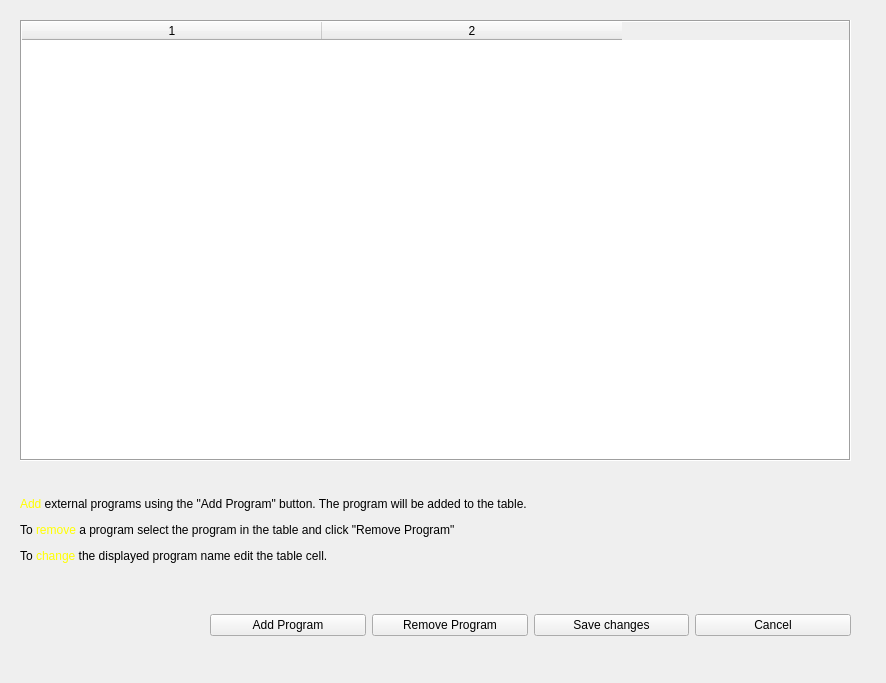
First picture: the form in Dialogs/appdlg.ui, repository towhee/Winnow64, before the edit.
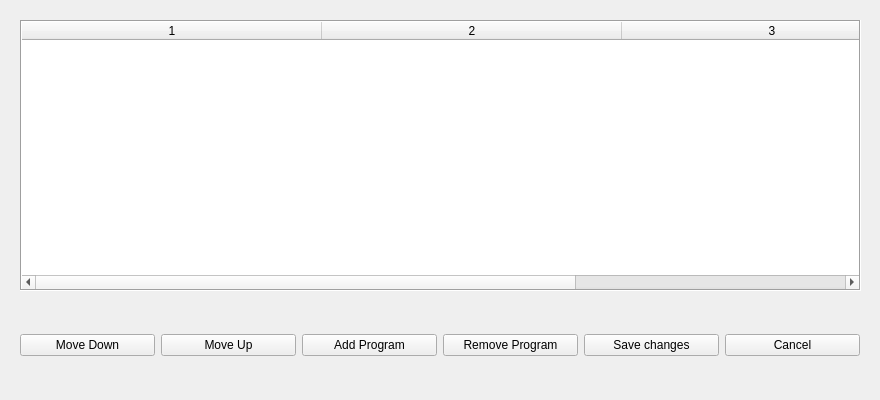
Second picture: the form after the edit.

Commit message: External app manager 1

What changed in the file:
```diff
--- a/Dialogs/appdlg.ui
+++ b/Dialogs/appdlg.ui
@@ -6,8 +6,8 @@
    <rect>
     <x>0</x>
     <y>0</y>
-    <width>886</width>
-    <height>683</height>
+    <width>880</width>
+    <height>400</height>
    </rect>
   </property>
   <property name="windowTitle">
@@ -18,8 +18,8 @@
     <rect>
      <x>20</x>
      <y>20</y>
-     <width>831</width>
-     <height>441</height>
+     <width>841</width>
+     <height>271</height>
     </rect>
    </property>
    <layout class="QHBoxLayout" name="horizontalLayout">
@@ -31,8 +31,11 @@
       <property name="editTriggers">
        <set>QAbstractItemView::AnyKeyPressed|QAbstractItemView::DoubleClicked|QAbstractItemView::EditKeyPressed|QAbstractItemView::SelectedClicked</set>
       </property>
+      <property name="alternatingRowColors">
+       <bool>true</bool>
+      </property>
       <property name="columnCount">
-       <number>2</number>
+       <number>3</number>
       </property>
       <attribute name="horizontalHeaderDefaultSectionSize">
        <number>300</number>
@@ -40,6 +43,13 @@
       <attribute name="verticalHeaderVisible">
        <bool>false</bool>
       </attribute>
+      <attribute name="verticalHeaderDefaultSectionSize">
+       <number>24</number>
+      </attribute>
+      <attribute name="verticalHeaderMinimumSectionSize">
+       <number>24</number>
+      </attribute>
+      <column/>
       <column/>
       <column/>
      </widget>
@@ -49,13 +59,39 @@
   <widget class="QWidget" name="horizontalLayoutWidget_2">
    <property name="geometry">
     <rect>
-     <x>210</x>
-     <y>600</y>
-     <width>641</width>
+     <x>20</x>
+     <y>320</y>
+     <width>840</width>
      <height>51</height>
     </rect>
    </property>
    <layout class="QHBoxLayout" name="horizontalLayout_2">
+    <item>
+     <widget class="QPushButton" name="pushButton">
+      <property name="toolTip">
+       <string>Select a row and then click this button to move the row down</string>
+      </property>
+      <property name="text">
+       <string>Move Down</string>
+      </property>
+      <property name="autoDefault">
+       <bool>false</bool>
+      </property>
+     </widget>
+    </item>
+    <item>
+     <widget class="QPushButton" name="pushButton_2">
+      <property name="toolTip">
+       <string>Select a row and then click this button to move the row up</string>
+      </property>
+      <property name="text">
+       <string>Move Up</string>
+      </property>
+      <property name="autoDefault">
+       <bool>false</bool>
+      </property>
+     </widget>
+    </item>
     <item>
      <widget class="QPushButton" name="addBtn">
       <property name="text">
@@ -98,19 +134,6 @@
     </item>
    </layout>
   </widget>
-  <widget class="QLabel" name="label">
-   <property name="geometry">
-    <rect>
-     <x>20</x>
-     <y>480</y>
-     <width>821</width>
-     <height>101</height>
-    </rect>
-   </property>
-   <property name="text">
-    <string>&lt;html&gt;&lt;head/&gt;&lt;body&gt;&lt;p&gt;&lt;span style=&quot; color:#ffff00;&quot;&gt;Add&lt;/span&gt; external programs using the &amp;quot;Add Program&amp;quot; button. The program will be added to the table. &lt;/p&gt;&lt;p&gt;To &lt;span style=&quot; color:#ffff00;&quot;&gt;remove&lt;/span&gt; a program select the program in the table and click &amp;quot;Remove Program&amp;quot; &lt;/p&gt;&lt;p&gt;To &lt;span style=&quot; color:#ffff00;&quot;&gt;change&lt;/span&gt; the displayed program name edit the table cell.&lt;/p&gt;&lt;/body&gt;&lt;/html&gt;</string>
-   </property>
-  </widget>
  </widget>
  <resources/>
  <connections/>
```
Left out of the diff: 12 changed lines with no effect on the pictures. The commit also changes 14 other files.
